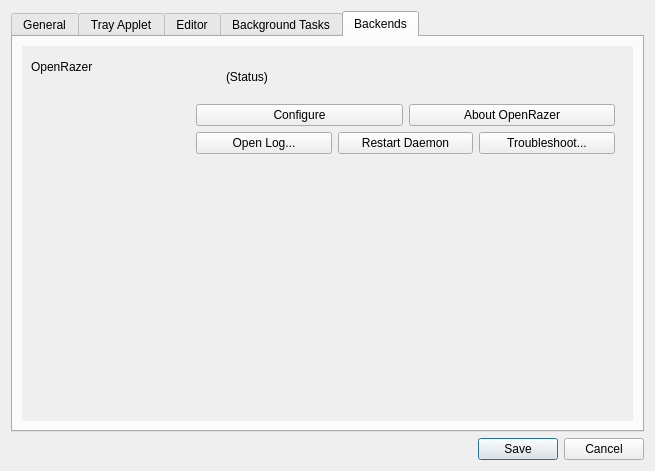
Before: the Qt Designer form data/qt/preferences.ui in polychromatic/polychromatic, drawn with Qt 5.
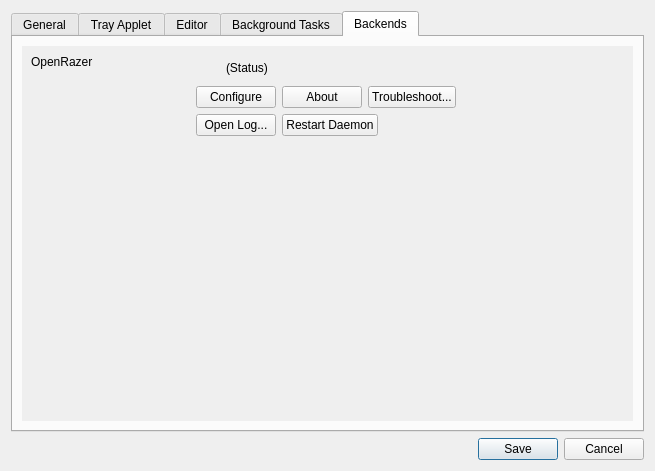
After: the same form once the commit is applied. The open tabs and pages were chosen to show the change. Icons and pictures are not drawn.

```diff
--- a/data/qt/preferences.ui
+++ b/data/qt/preferences.ui
@@ -646,6 +646,9 @@
          <property name="frameShadow">
           <enum>QFrame::Plain</enum>
          </property>
+         <property name="horizontalScrollBarPolicy">
+          <enum>Qt::ScrollBarAlwaysOff</enum>
+         </property>
          <property name="widgetResizable">
           <bool>true</bool>
          </property>
@@ -655,7 +658,7 @@
             <x>0</x>
             <y>0</y>
             <width>623</width>
-            <height>372</height>
+            <height>370</height>
            </rect>
           </property>
           <layout class="QFormLayout" name="formLayout_4">
@@ -670,11 +673,17 @@
              <property name="text">
               <string>OpenRazer</string>
              </property>
+             <property name="alignment">
+              <set>Qt::AlignLeading|Qt::AlignLeft|Qt::AlignTop</set>
+             </property>
             </widget>
            </item>
            <item row="0" column="1">
             <widget class="QWidget" name="OpenRazerWidget" native="true">
              <layout class="QVBoxLayout" name="verticalLayout_8">
+              <property name="topMargin">
+               <number>0</number>
+              </property>
               <item>
                <widget class="QWidget" name="OpenRazerStatus" native="true">
                 <layout class="QHBoxLayout" name="horizontalLayout_5">
@@ -687,6 +696,9 @@
                  <property name="rightMargin">
                   <number>0</number>
                  </property>
+                 <property name="bottomMargin">
+                  <number>0</number>
+                 </property>
                  <item>
                   <widget class="QLabel" name="Status_openrazer_icon">
                    <property name="minimumSize">
@@ -760,7 +772,7 @@
                  <item>
                   <widget class="QPushButton" name="OpenRazerAbout">
                    <property name="text">
-                    <string>About OpenRazer</string>
+                    <string>About</string>
                    </property>
                    <property name="icon">
                     <iconset>
@@ -768,6 +780,30 @@
                    </property>
                   </widget>
                  </item>
+                 <item>
+                  <widget class="QPushButton" name="OpenRazerTroubleshoot">
+                   <property name="text">
+                    <string>Troubleshoot...</string>
+                   </property>
+                   <property name="icon">
+                    <iconset>
+                     <normaloff>../img/emblems/utility.svg</normaloff>../img/emblems/utility.svg</iconset>
+                   </property>
+                  </widget>
+                 </item>
+                 <item>
+                  <spacer name="horizontalSpacer_2">
+                   <property name="orientation">
+                    <enum>Qt::Horizontal</enum>
+                   </property>
+                   <property name="sizeHint" stdset="0">
+                    <size>
+                     <width>40</width>
+                     <height>20</height>
+                    </size>
+                   </property>
+                  </spacer>
+                 </item>
                 </layout>
                </widget>
               </item>
@@ -809,15 +845,17 @@
                   </widget>
                  </item>
                  <item>
-                  <widget class="QPushButton" name="OpenRazerTroubleshoot">
-                   <property name="text">
-                    <string>Troubleshoot...</string>
+                  <spacer name="horizontalSpacer_3">
+                   <property name="orientation">
+                    <enum>Qt::Horizontal</enum>
                    </property>
-                   <property name="icon">
-                    <iconset>
-                     <normaloff>../img/emblems/utility.svg</normaloff>../img/emblems/utility.svg</iconset>
+                   <property name="sizeHint" stdset="0">
+                    <size>
+                     <width>40</width>
+                     <height>20</height>
+                    </size>
                    </property>
-                  </widget>
+                  </spacer>
                  </item>
                 </layout>
                </widget>
```
Left out of the diff: 41 changed lines with no effect on the pictures.
